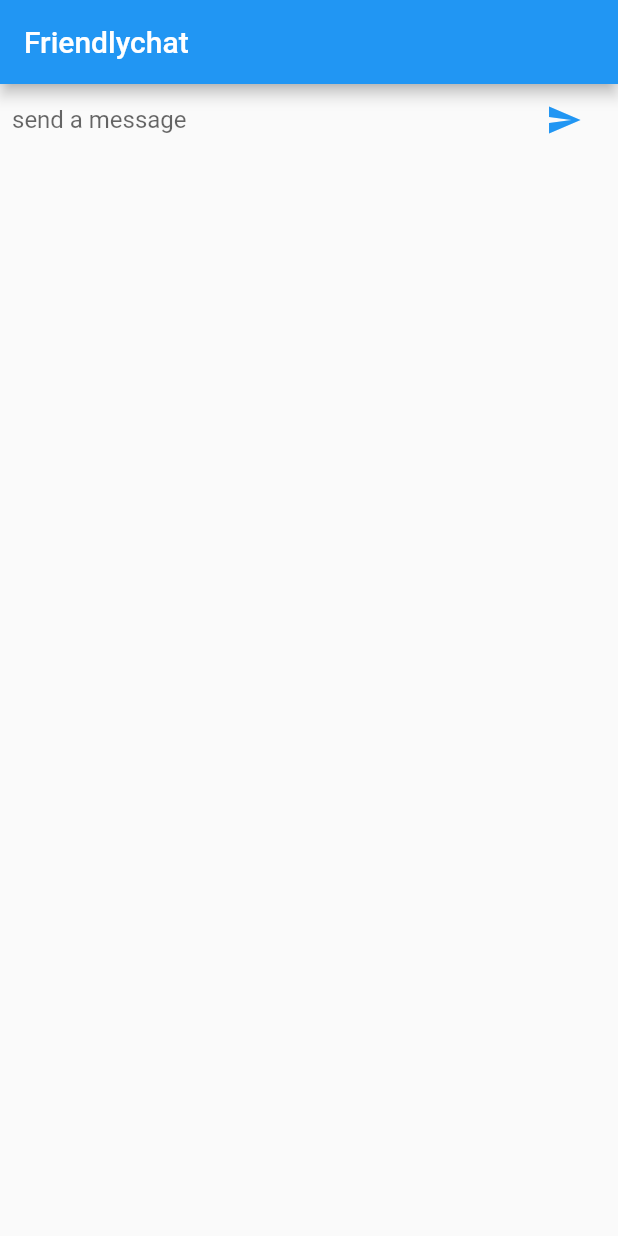
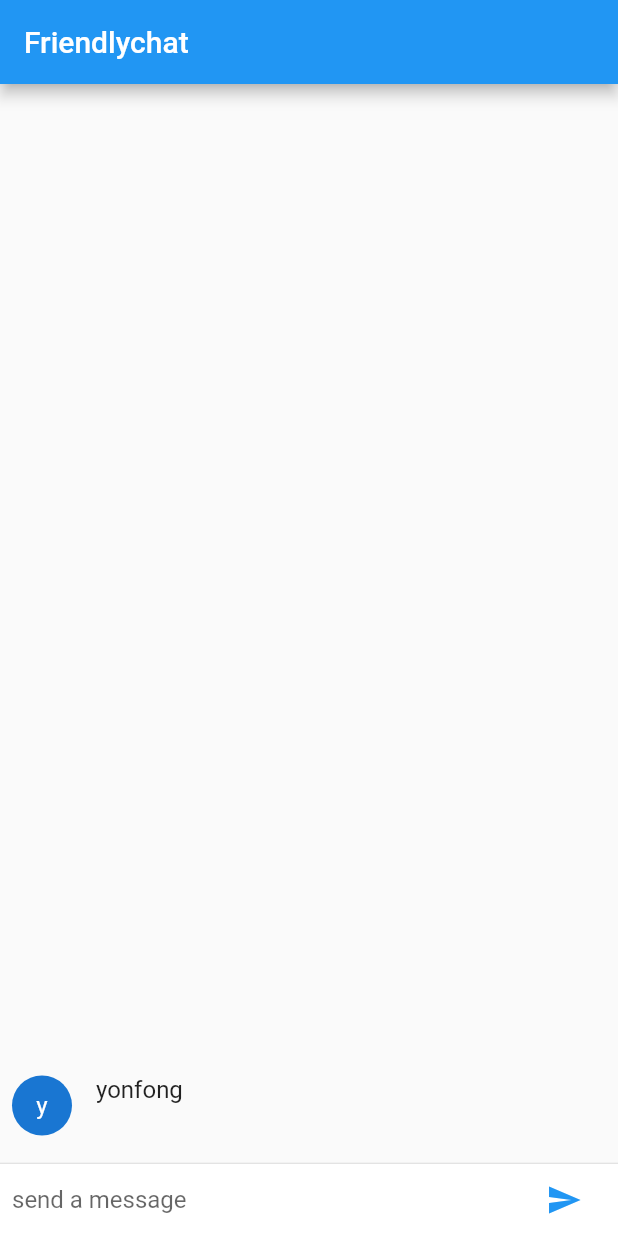
Before and after one commit to yonfong/chat-flutter, a Flutter app: the screen it shows after launch, after a tap on the "send" icon, on a phone screen of 412 x 824 dp. Run offline on Flutter 3.47's test engine with Material 2 defaults, Android fonts, the phone set to English and light mode, and no system bars.

Commit message:
列表数据展示

```diff
--- a/chatflutter/lib/main.dart
+++ b/chatflutter/lib/main.dart
@@ -19,13 +19,33 @@ class ChatScreen extends StatefulWidget {
 
 class ChatScreenState extends State<ChatScreen> {
   final _textController = TextEditingController();
+  final _message = <ChatMessage>[];
+
   @override
   Widget build(BuildContext context) {
     return Scaffold(
       appBar: AppBar(
         title: Text('Friendlychat'),
       ),
-      body: _buildTextComposer(),
+      body: Column(
+        children: <Widget>[
+          Flexible(
+            child: ListView.builder(
+              padding: EdgeInsets.all(8),
+              reverse: true,
+              itemBuilder: (_, int index) => _message[index],
+              itemCount: _message.length,
+            ),
+          ),
+          Divider(height: 1),
+          Container(
+            decoration: BoxDecoration(
+              color: Theme.of(context).cardColor,
+            ),
+            child: _buildTextComposer(),
+          )
+        ],
+      ),
     );
   }
 
@@ -62,6 +82,48 @@ class ChatScreenState extends State<ChatScreen> {
 
   void _handleSubmitted(String text) {
     _textController.clear();
+    ChatMessage message = ChatMessage(
+      text: text,
+    );
+    setState(() {
+       _message.insert(0, message);
+    });
   }
 
 }
+
+const String _name = 'yonfong';
+
+class ChatMessage extends StatelessWidget {
+  ChatMessage({this.text});
+  final String text;
+
+  @override
+  Widget build(BuildContext context) {
+    return Container(
+      margin: const EdgeInsets.symmetric(vertical: 10),
+      child: Row(
+        crossAxisAlignment: CrossAxisAlignment.start,
+        children: <Widget>[
+          Container(
+            margin: const EdgeInsets.only(right: 16),
+            child: CircleAvatar(child: Text(_name[0])),
+          ),
+          Column(
+            crossAxisAlignment: CrossAxisAlignment.start,
+            children: <Widget>[
+              Text(
+                _name,
+                style: Theme.of(context).textTheme.subhead
+              ),
+              Container(
+                margin: const EdgeInsets.only(top: 5),
+                child: Text(text),
+              )
+            ],
+          )
+        ],
+      ),
+    );
+  }
+}
```
